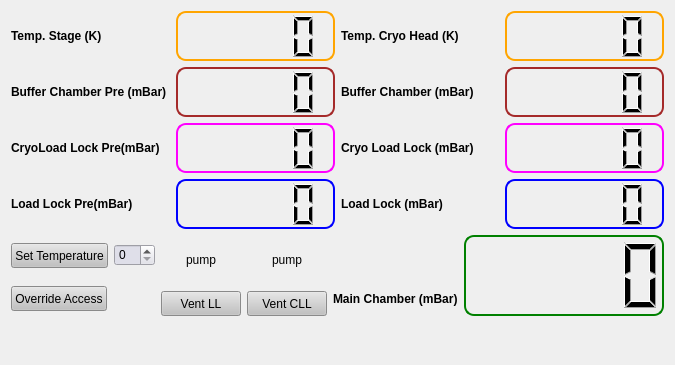
mmonajem/pyoxcart, file pyccapt/files/PyQt6_UI/gui_pumps_vacuum.ui: the form before one commit.
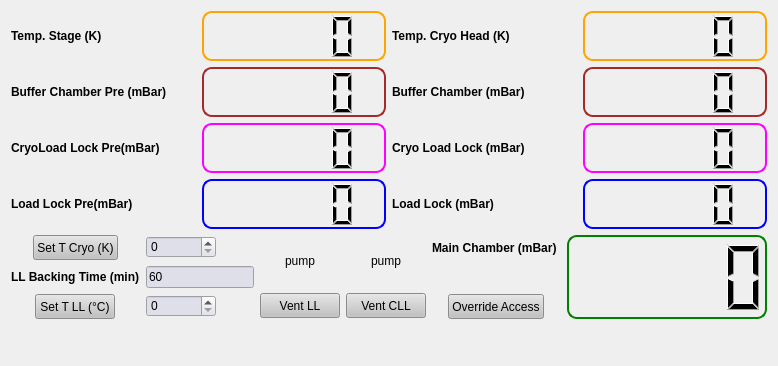
The form after the commit.

Commit message: LL backing

The edit to the form file:
```diff
--- a/pyccapt/files/PyQt6_UI/gui_pumps_vacuum.ui
+++ b/pyccapt/files/PyQt6_UI/gui_pumps_vacuum.ui
@@ -6,8 +6,8 @@
             <rect>
                 <x>0</x>
                 <y>0</y>
-                <width>658</width>
-                <height>365</height>
+                <width>778</width>
+                <height>366</height>
             </rect>
         </property>
         <property name="windowTitle">
@@ -16,6 +16,274 @@
         <layout class="QGridLayout" name="gridLayout_4">
             <item row="0" column="0">
                 <layout class="QGridLayout" name="gridLayout_2">
+                    <item row="2" column="0">
+                        <widget class="QLabel" name="label_219">
+                            <property name="font">
+                                <font>
+                                    <bold>true</bold>
+                                </font>
+                            </property>
+                            <property name="text">
+                                <string>LL Backing Time (min)</string>
+                            </property>
+                        </widget>
+                    </item>
+                    <item row="3" column="3" alignment="Qt::AlignHCenter">
+                        <widget class="QPushButton" name="superuser">
+                            <property name="sizePolicy">
+                                <sizepolicy hsizetype="Fixed" vsizetype="Fixed">
+                                    <horstretch>0</horstretch>
+                                    <verstretch>0</verstretch>
+                                </sizepolicy>
+                            </property>
+                            <property name="minimumSize">
+                                <size>
+                                    <width>0</width>
+                                    <height>25</height>
+                                </size>
+                            </property>
+                            <property name="styleSheet">
+                                <string notr="true">QPushButton{
+                                    background: rgb(193, 193, 193)
+                                    }
+                                </string>
+                            </property>
+                            <property name="text">
+                                <string>Override Access</string>
+                            </property>
+                        </widget>
+                    </item>
+                    <item row="3" column="0" alignment="Qt::AlignHCenter">
+                        <widget class="QPushButton" name="set_temperature_ll">
+                            <property name="sizePolicy">
+                                <sizepolicy hsizetype="Fixed" vsizetype="Fixed">
+                                    <horstretch>0</horstretch>
+                                    <verstretch>0</verstretch>
+                                </sizepolicy>
+                            </property>
+                            <property name="minimumSize">
+                                <size>
+                                    <width>0</width>
+                                    <height>25</height>
+                                </size>
+                            </property>
+                            <property name="styleSheet">
+                                <string notr="true">QPushButton{
+                                    background: rgb(193, 193, 193)
+                                    }
+                                </string>
+                            </property>
+                            <property name="text">
+                                <string>Set T LL (°C)</string>
+                            </property>
+                        </widget>
+                    </item>
+                    <item row="1" column="2" rowspan="3">
+                        <layout class="QGridLayout" name="gridLayout_3">
+                            <item row="0" column="0" alignment="Qt::AlignHCenter">
+                                <widget class="QLabel" name="led_pump_load_lock">
+                                    <property name="minimumSize">
+                                        <size>
+                                            <width>50</width>
+                                            <height>50</height>
+                                        </size>
+                                    </property>
+                                    <property name="maximumSize">
+                                        <size>
+                                            <width>50</width>
+                                            <height>50</height>
+                                        </size>
+                                    </property>
+                                    <property name="text">
+                                        <string>pump</string>
+                                    </property>
+                                    <property name="alignment">
+                                        <set>Qt::AlignCenter</set>
+                                    </property>
+                                </widget>
+                            </item>
+                            <item row="0" column="1" alignment="Qt::AlignHCenter">
+                                <widget class="QLabel" name="led_pump_cryo_load_lock">
+                                    <property name="minimumSize">
+                                        <size>
+                                            <width>50</width>
+                                            <height>50</height>
+                                        </size>
+                                    </property>
+                                    <property name="maximumSize">
+                                        <size>
+                                            <width>50</width>
+                                            <height>50</height>
+                                        </size>
+                                    </property>
+                                    <property name="text">
+                                        <string>pump</string>
+                                    </property>
+                                    <property name="alignment">
+                                        <set>Qt::AlignCenter</set>
+                                    </property>
+                                </widget>
+                            </item>
+                            <item row="1" column="0">
+                                <widget class="QPushButton" name="pump_load_lock_switch">
+                                    <property name="sizePolicy">
+                                        <sizepolicy hsizetype="Fixed" vsizetype="Fixed">
+                                            <horstretch>0</horstretch>
+                                            <verstretch>0</verstretch>
+                                        </sizepolicy>
+                                    </property>
+                                    <property name="minimumSize">
+                                        <size>
+                                            <width>0</width>
+                                            <height>25</height>
+                                        </size>
+                                    </property>
+                                    <property name="styleSheet">
+                                        <string notr="true">QPushButton{
+                                            background: rgb(193, 193, 193)
+                                            }
+                                        </string>
+                                    </property>
+                                    <property name="text">
+                                        <string>Vent LL</string>
+                                    </property>
+                                </widget>
+                            </item>
+                            <item row="1" column="1">
+                                <widget class="QPushButton" name="pump_cryo_load_lock_switch">
+                                    <property name="sizePolicy">
+                                        <sizepolicy hsizetype="Fixed" vsizetype="Fixed">
+                                            <horstretch>0</horstretch>
+                                            <verstretch>0</verstretch>
+                                        </sizepolicy>
+                                    </property>
+                                    <property name="minimumSize">
+                                        <size>
+                                            <width>0</width>
+                                            <height>25</height>
+                                        </size>
+                                    </property>
+                                    <property name="styleSheet">
+                                        <string notr="true">QPushButton{
+                                            background: rgb(193, 193, 193)
+                                            }
+                                        </string>
+                                    </property>
+                                    <property name="text">
+                                        <string>Vent CLL</string>
+                                    </property>
+                                </widget>
+                            </item>
+                        </layout>
+                    </item>
+                    <item row="1" column="3">
+                        <widget class="QLabel" name="label_212">
+                            <property name="font">
+                                <font>
+                                    <bold>true</bold>
+                                </font>
+                            </property>
+                            <property name="text">
+                                <string>Main Chamber (mBar)</string>
+                            </property>
+                        </widget>
+                    </item>
+                    <item row="4" column="0" colspan="5">
+                        <widget class="QLabel" name="Error">
+                            <property name="minimumSize">
+                                <size>
+                                    <width>600</width>
+                                    <height>30</height>
+                                </size>
+                            </property>
+                            <property name="font">
+                                <font>
+                                    <pointsize>13</pointsize>
+                                    <bold>true</bold>
+                                    <strikeout>false</strikeout>
+                                </font>
+                            </property>
+                            <property name="text">
+                                <string>&lt;html&gt;&lt;head/&gt;&lt;body&gt;&lt;p&gt;&lt;br/&gt;&lt;/p&gt;&lt;/body&gt;&lt;/html&gt;</string>
+                            </property>
+                            <property name="alignment">
+                                <set>Qt::AlignCenter</set>
+                            </property>
+                            <property name="textInteractionFlags">
+                                <set>Qt::LinksAccessibleByMouse</set>
+                            </property>
+                        </widget>
+                    </item>
+                    <item row="1" column="0" alignment="Qt::AlignHCenter">
+                        <widget class="QPushButton" name="set_temperature_cryo">
+                            <property name="sizePolicy">
+                                <sizepolicy hsizetype="Fixed" vsizetype="Fixed">
+                                    <horstretch>0</horstretch>
+                                    <verstretch>0</verstretch>
+                                </sizepolicy>
+                            </property>
+                            <property name="minimumSize">
+                                <size>
+                                    <width>0</width>
+                                    <height>25</height>
+                                </size>
+                            </property>
+                            <property name="styleSheet">
+                                <string notr="true">QPushButton{
+                                    background: rgb(193, 193, 193)
+                                    }
+                                </string>
+                            </property>
+                            <property name="text">
+                                <string>Set T Cryo (K)</string>
+                            </property>
+                        </widget>
+                    </item>
+                    <item row="1" column="4" rowspan="3">
+                        <widget class="QLCDNumber" name="vacuum_main">
+                            <property name="sizePolicy">
+                                <sizepolicy hsizetype="Preferred" vsizetype="Preferred">
+                                    <horstretch>0</horstretch>
+                                    <verstretch>0</verstretch>
+                                </sizepolicy>
+                            </property>
+                            <property name="minimumSize">
+                                <size>
+                                    <width>200</width>
+                                    <height>50</height>
+                                </size>
+                            </property>
+                            <property name="font">
+                                <font>
+                                    <pointsize>9</pointsize>
+                                </font>
+                            </property>
+                            <property name="styleSheet">
+                                <string notr="true">QLCDNumber{
+                                    border: 2px solid green;
+                                    border-radius: 10px;
+                                    padding: 0 8px;
+                                    }
+                                </string>
+                            </property>
+                        </widget>
+                    </item>
+                    <item row="1" column="1">
+                        <widget class="QSpinBox" name="target_tempreature_cryo">
+                            <property name="maximumSize">
+                                <size>
+                                    <width>70</width>
+                                    <height>16777215</height>
+                                </size>
+                            </property>
+                            <property name="styleSheet">
+                                <string notr="true">QSpinBox{
+                                    background: rgb(223,223,233)
+                                    }
+                                </string>
+                            </property>
+                        </widget>
+                    </item>
                     <item row="0" column="0" colspan="5">
                         <layout class="QGridLayout" name="gridLayout">
                             <item row="0" column="0">
@@ -318,33 +586,8 @@
                             </item>
                         </layout>
                     </item>
-                    <item row="1" column="0">
-                        <widget class="QPushButton" name="set_temperature">
-                            <property name="sizePolicy">
-                                <sizepolicy hsizetype="Fixed" vsizetype="Fixed">
-                                    <horstretch>0</horstretch>
-                                    <verstretch>0</verstretch>
-                                </sizepolicy>
-                            </property>
-                            <property name="minimumSize">
-                                <size>
-                                    <width>0</width>
-                                    <height>25</height>
-                                </size>
-                            </property>
-                            <property name="styleSheet">
-                                <string notr="true">QPushButton{
-                                                    background: rgb(193, 193, 193)
-                                            }
-                                        </string>
-                            </property>
-                            <property name="text">
-                                <string>Set Temperature</string>
-                            </property>
-                        </widget>
-                    </item>
-                    <item row="1" column="1">
-                        <widget class="QSpinBox" name="target_tempreature">
+                    <item row="3" column="1">
+                        <widget class="QSpinBox" name="target_tempreature_ll">
                             <property name="maximumSize">
                                 <size>
                                     <width>70</width>
@@ -359,175 +602,10 @@
                             </property>
                         </widget>
                     </item>
-                    <item row="1" column="2" rowspan="2">
-                        <layout class="QGridLayout" name="gridLayout_3">
-                            <item row="0" column="0" alignment="Qt::AlignHCenter">
-                                <widget class="QLabel" name="led_pump_load_lock">
-                                    <property name="minimumSize">
-                                        <size>
-                                            <width>50</width>
-                                            <height>50</height>
-                                        </size>
-                                    </property>
-                                    <property name="maximumSize">
-                                        <size>
-                                            <width>50</width>
-                                            <height>50</height>
-                                        </size>
-                                    </property>
-                                    <property name="text">
-                                        <string>pump</string>
-                                    </property>
-                                    <property name="alignment">
-                                        <set>Qt::AlignCenter</set>
-                                    </property>
-                                </widget>
-                            </item>
-                            <item row="0" column="1" alignment="Qt::AlignHCenter">
-                                <widget class="QLabel" name="led_pump_cryo_load_lock">
-                                    <property name="minimumSize">
-                                        <size>
-                                            <width>50</width>
-                                            <height>50</height>
-                                        </size>
-                                    </property>
-                                    <property name="maximumSize">
-                                        <size>
-                                            <width>50</width>
-                                            <height>50</height>
-                                        </size>
-                                    </property>
-                                    <property name="text">
-                                        <string>pump</string>
-                                    </property>
-                                    <property name="alignment">
-                                        <set>Qt::AlignCenter</set>
-                                    </property>
-                                </widget>
-                            </item>
-                            <item row="1" column="0">
-                                <widget class="QPushButton" name="pump_load_lock_switch">
-                                    <property name="sizePolicy">
-                                        <sizepolicy hsizetype="Fixed" vsizetype="Fixed">
-                                            <horstretch>0</horstretch>
-                                            <verstretch>0</verstretch>
-                                        </sizepolicy>
-                                    </property>
-                                    <property name="minimumSize">
-                                        <size>
-                                            <width>0</width>
-                                            <height>25</height>
-                                        </size>
-                                    </property>
-                                    <property name="styleSheet">
-                                        <string notr="true">QPushButton{
-                                                    background: rgb(193, 193, 193)
-                                                    }
-                                                </string>
-                                    </property>
-                                    <property name="text">
-                                        <string>Vent LL</string>
-                                    </property>
-                                </widget>
-                            </item>
-                            <item row="1" column="1">
-                                <widget class="QPushButton" name="pump_cryo_load_lock_switch">
-                                    <property name="sizePolicy">
-                                        <sizepolicy hsizetype="Fixed" vsizetype="Fixed">
-                                            <horstretch>0</horstretch>
-                                            <verstretch>0</verstretch>
-                                        </sizepolicy>
-                                    </property>
-                                    <property name="minimumSize">
-                                        <size>
-                                            <width>0</width>
-                                            <height>25</height>
-                                        </size>
-                                    </property>
-                                    <property name="styleSheet">
-                                        <string notr="true">QPushButton{
-                                                    background: rgb(193, 193, 193)
-                                                    }
-                                                </string>
-                                    </property>
-                                    <property name="text">
-                                        <string>Vent CLL</string>
-                                    </property>
-                                </widget>
-                            </item>
-                        </layout>
-                    </item>
-                    <item row="2" column="3">
-                        <widget class="QLabel" name="label_212">
-                            <property name="font">
-                                <font>
-                                    <bold>true</bold>
-                                </font>
-                            </property>
-                            <property name="text">
-                                <string>Main Chamber (mBar)</string>
-                            </property>
-                        </widget>
-                    </item>
-                    <item row="3" column="0" colspan="5">
-                        <widget class="QLabel" name="Error">
-                            <property name="minimumSize">
-                                <size>
-                                    <width>600</width>
-                                    <height>30</height>
-                                </size>
-                            </property>
-                            <property name="font">
-                                <font>
-                                    <pointsize>13</pointsize>
-                                    <bold>true</bold>
-                                    <strikeout>false</strikeout>
-                                </font>
-                            </property>
-                            <property name="text">
-                                <string>&lt;html&gt;&lt;head/&gt;&lt;body&gt;&lt;p&gt;&lt;br/&gt;&lt;/p&gt;&lt;/body&gt;&lt;/html&gt;</string>
-                            </property>
-                            <property name="alignment">
-                                <set>Qt::AlignCenter</set>
-                            </property>
-                            <property name="textInteractionFlags">
-                                <set>Qt::LinksAccessibleByMouse</set>
-                            </property>
-                        </widget>
-                    </item>
-                    <item row="1" column="4" rowspan="2">
-                        <widget class="QLCDNumber" name="vacuum_main">
+                    <item row="2" column="1">
+                        <widget class="QLineEdit" name="ll_baking_time">
                             <property name="sizePolicy">
-                                <sizepolicy hsizetype="Preferred" vsizetype="Preferred">
-                                    <horstretch>0</horstretch>
-                                    <verstretch>0</verstretch>
-                                </sizepolicy>
-                            </property>
-                            <property name="minimumSize">
-                                <size>
-                                    <width>200</width>
-                                    <height>50</height>
-                                </size>
-                            </property>
-                            <property name="font">
-                                <font>
-                                    <pointsize>9</pointsize>
-                                </font>
-                            </property>
-                            <property name="styleSheet">
-                                <string notr="true">QLCDNumber{
-                                    border: 2px solid green;
-                                    border-radius: 10px;
-                                    padding: 0 8px;
-                                    }
-                                </string>
-                            </property>
-                        </widget>
-                    </item>
-                    <item row="2" column="0">
-                        <widget class="QPushButton" name="superuser">
-                            <property name="sizePolicy">
-                                <sizepolicy hsizetype="Fixed" vsizetype="Fixed">
+                                <sizepolicy hsizetype="Minimum" vsizetype="Minimum">
                                     <horstretch>0</horstretch>
                                     <verstretch>0</verstretch>
                                 </sizepolicy>
@@ -535,17 +613,17 @@
                             <property name="minimumSize">
                                 <size>
                                     <width>0</width>
-                                    <height>25</height>
+                                    <height>0</height>
                                 </size>
                             </property>
                             <property name="styleSheet">
-                                <string notr="true">QPushButton{
-                                    background: rgb(193, 193, 193)
+                                <string notr="true">QLineEdit{
+                                    background: rgb(223,223,233)
                                     }
                                 </string>
                             </property>
                             <property name="text">
-                                <string>Override Access</string>
+                                <string>60</string>
                             </property>
                         </widget>
                     </item>
```
Left out of the diff: 8 changed lines with no effect on the pictures.
